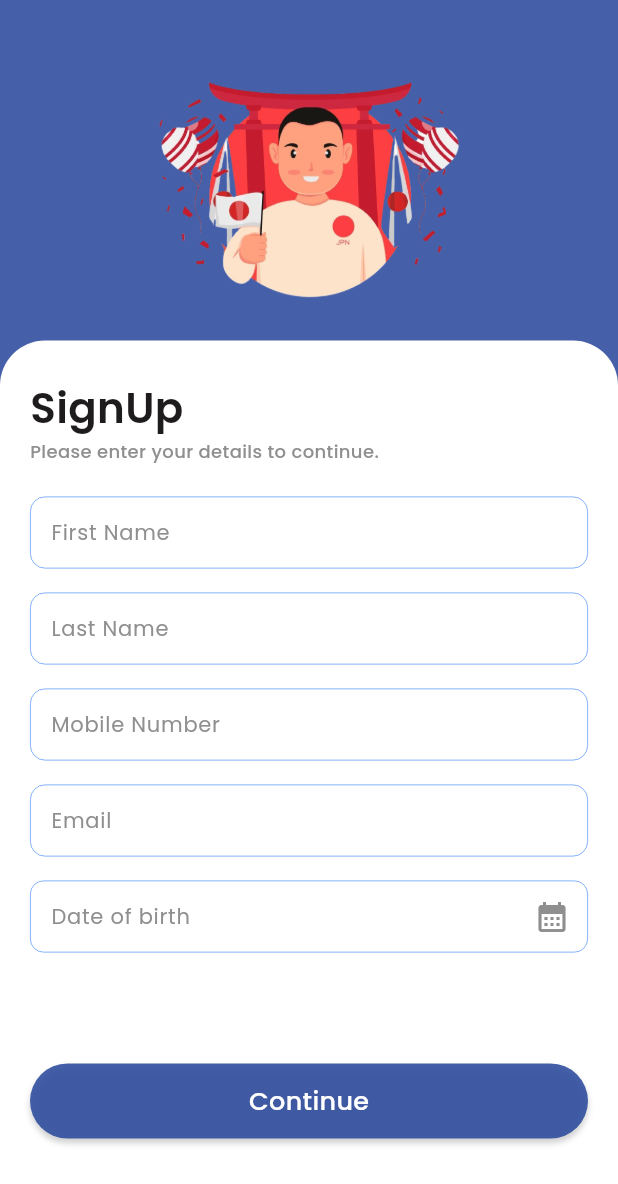
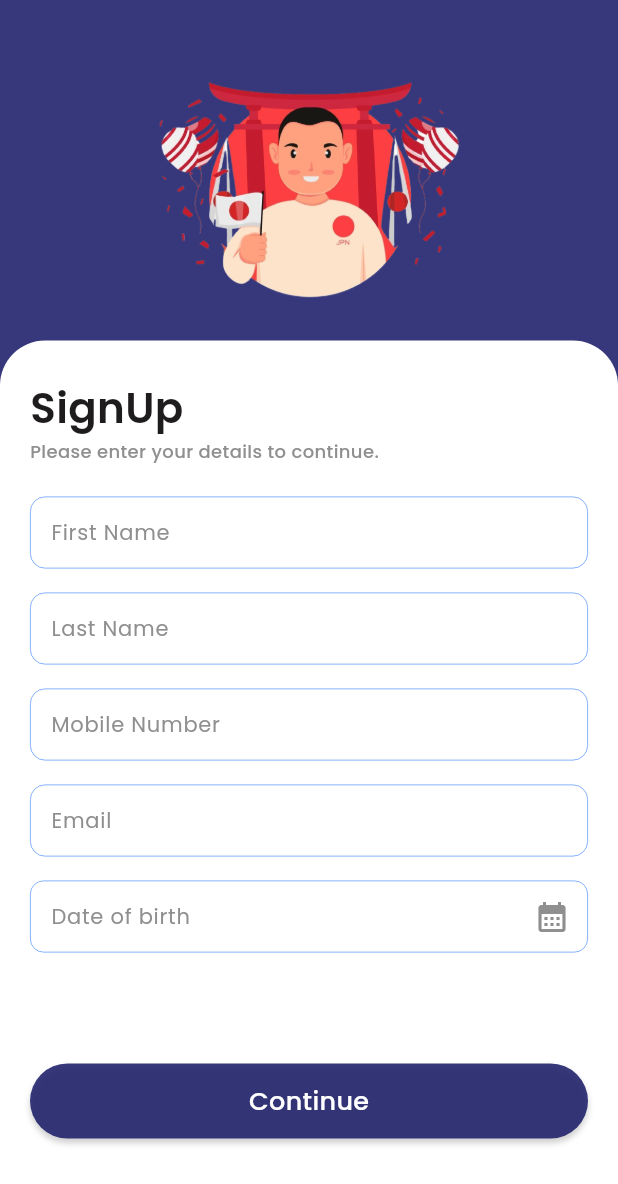
Before and after one commit to IT21175466/Mirai-Japanese-LMS, a Flutter app: the SignUpScreen screen opened directly, on a phone screen of 412 x 824 dp. Shown: the top 1184 px of the screen. Run offline on Flutter 3.47's test engine with Material 3 defaults, Android fonts, the phone set to English and light mode, and no system bars; our stand-ins replace lottie, percent_indicator.

Commit message:
Update app_colors.dart

```diff
--- a/lib/constraints/app_colors.dart
+++ b/lib/constraints/app_colors.dart
@@ -5,7 +5,7 @@ class AppColors {
   static const Color textGrayColor = Color.fromARGB(255, 143, 143, 143);
 
   // Accent colors
-  static const Color accentColor = Color.fromARGB(225, 44, 75, 157);
+  static const Color accentColor = Color.fromARGB(225, 29, 31, 105);
 
   // Low Accent colors
   static const Color lowAccentColor = Color.fromARGB(225, 232, 241, 255);
```
